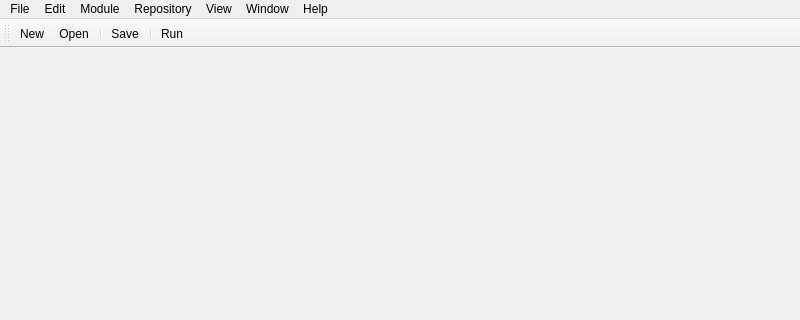
This is src/bp/Tools/IDE/ui/blitzprog-ide.ui in akyoto/flua as Qt 5 draws it before an edit; both pictures show x 0 to 800 and y 0 to 320 of the 800 by 600 pixel window. The edited form follows.
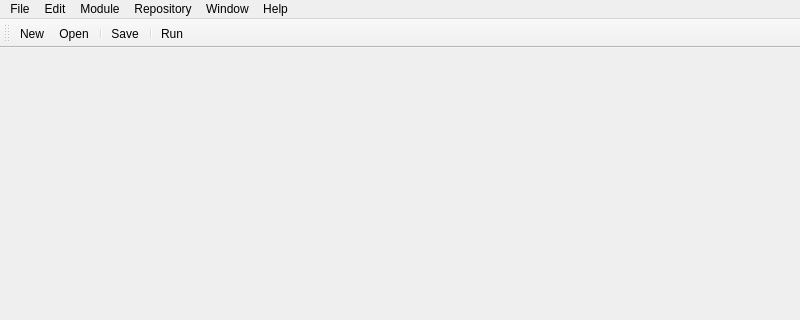
This is the edited form. Icons and pictures are not drawn.

Commit message: Docks are embedded in the menu bar now

Diff of the .ui file:
```diff
--- a/src/bp/Tools/IDE/ui/blitzprog-ide.ui
+++ b/src/bp/Tools/IDE/ui/blitzprog-ide.ui
@@ -25,7 +25,7 @@
      <x>0</x>
      <y>0</y>
      <width>800</width>
-     <height>21</height>
+     <height>25</height>
     </rect>
    </property>
    <widget class="QMenu" name="menuFile">
@@ -89,11 +89,6 @@
     <addaction name="separator"/>
     <addaction name="actionPreferences"/>
    </widget>
-   <widget class="QMenu" name="menuView">
-    <property name="title">
-     <string>View</string>
-    </property>
-   </widget>
    <widget class="QMenu" name="menuWindows">
     <property name="title">
      <string>Window</string>
@@ -111,7 +106,6 @@
    <addaction name="menuEdit"/>
    <addaction name="menuModule"/>
    <addaction name="menuRepository"/>
-   <addaction name="menuView"/>
    <addaction name="menuWindows"/>
    <addaction name="menuHelp"/>
   </widget>
```
Left out of the diff: 2 changed lines with no effect on the pictures. The commit also changes 19 other files.
